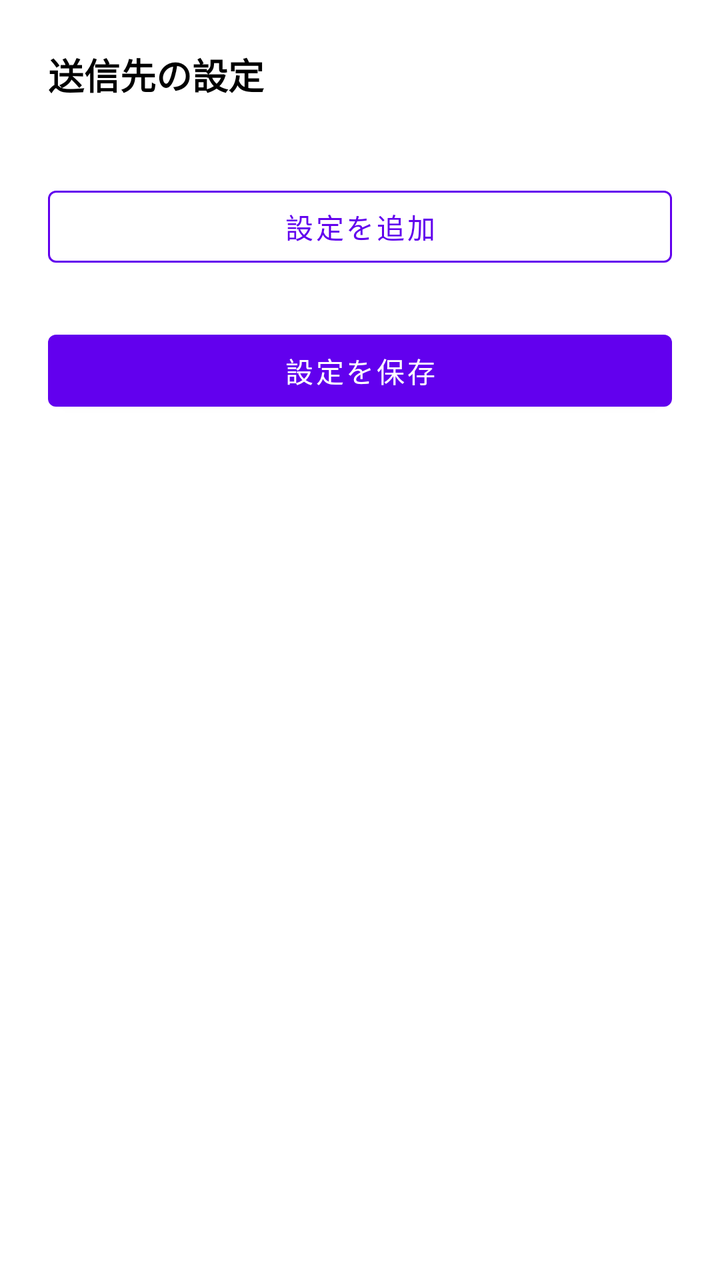
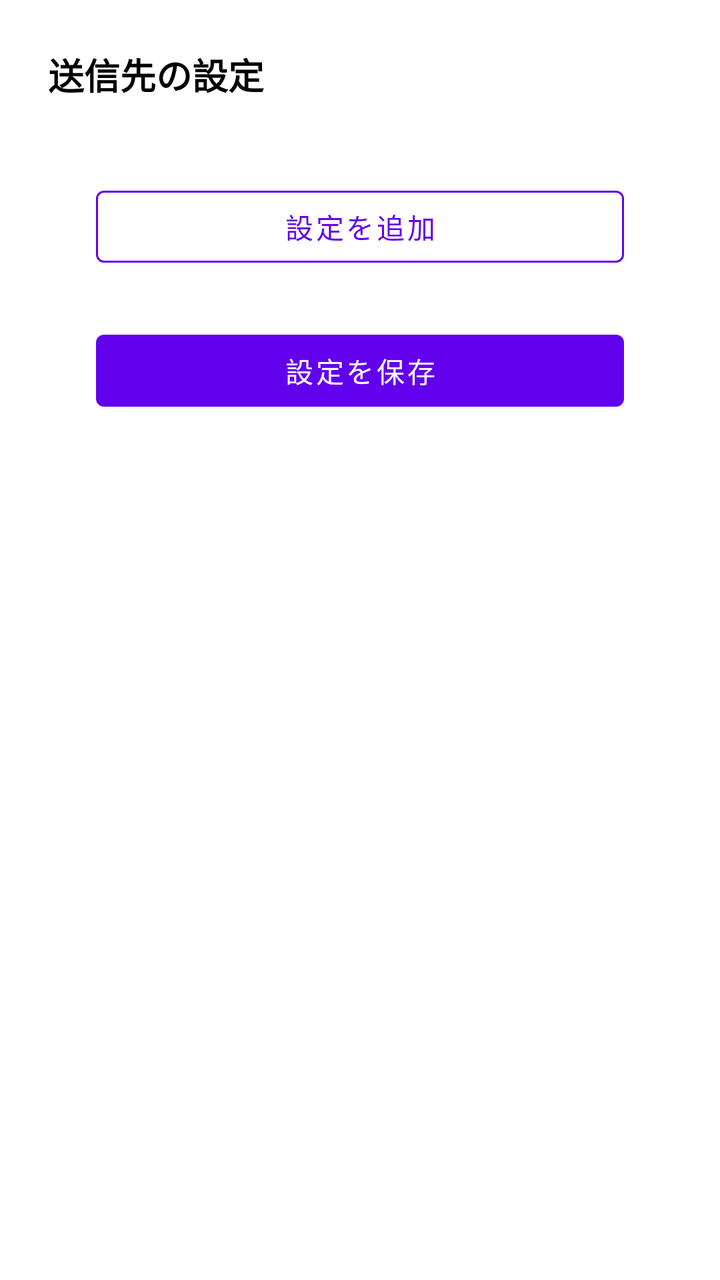

Screens rendered from an Android XML layout before and after an edit, with the pre-edit source and the edit as a unified diff.
<!-- AndroidManifest.xml: application theme Theme.SmsToKintone -->
<!-- res/layout/activity_kintone_settings.xml -->
<?xml version="1.0" encoding="utf-8"?>
<ScrollView xmlns:android="http://schemas.android.com/apk/res/android"
    xmlns:app="http://schemas.android.com/apk/res-auto"
    android:layout_width="match_parent"
    android:layout_height="match_parent">

    <LinearLayout
        android:layout_width="match_parent"
        android:layout_height="wrap_content"
        android:orientation="vertical"
        android:padding="24dp">

        <TextView
            android:layout_width="wrap_content"
            android:layout_height="wrap_content"
            android:text="@string/title_send_settings"
            android:textSize="18sp"
            android:textStyle="bold"
            android:textColor="?attr/colorOnSurface" />

        <TextView
            android:id="@+id/tvKintoneSettingsDescription"
            android:layout_width="wrap_content"
            android:layout_height="wrap_content"
            android:layout_marginTop="4dp"
            android:text="@string/send_settings_description"
            android:textColor="?android:attr/textColorSecondary" />

        <LinearLayout
            android:id="@+id/llProfilesContainer"
            android:layout_width="match_parent"
            android:layout_height="wrap_content"
            android:orientation="vertical" />

        <com.google.android.material.button.MaterialButton
            android:id="@+id/btnAddProfile"
            style="@style/AppButton.OutlinedButton"
            android:layout_width="match_parent"
            android:layout_height="wrap_content"
            android:layout_marginTop="16dp"
            android:text="@string/btn_add_profile" />

        <com.google.android.material.button.MaterialButton
            android:id="@+id/btnSave"
            android:layout_width="match_parent"
            android:layout_height="wrap_content"
            android:layout_marginTop="24dp"
            android:text="@string/btn_save" />

    </LinearLayout>
</ScrollView>
<!-- resources referenced by this layout -->
<resources>
  <string name="btn_add_profile">設定を追加</string>
  <string name="btn_save">設定を保存</string>
  <string name="send_settings_description" />
  <string name="title_send_settings">送信先の設定</string>
  <style name="AppButton.OutlinedButton" parent="Widget.MaterialComponents.Button.OutlinedButton">
          <item name="strokeColor">?attr/colorPrimary</item>
      </style>
  <style name="Theme.SmsToKintone" parent="Theme.MaterialComponents.DayNight.NoActionBar">
          <item name="colorPrimary">@color/purple_500</item>
          <item name="colorPrimaryVariant">@color/purple_700</item>
          <item name="colorOnPrimary">@color/white</item>
          <item name="colorSecondary">@color/teal_200</item>
          <item name="colorSecondaryVariant">@color/teal_700</item>
          <item name="colorOnSecondary">@color/black</item>
          <item name="textInputStyle">@style/Widget.MaterialComponents.TextInputLayout.OutlinedBox</item>
      </style>
  <color name="purple_500">#6200EE</color>
  <color name="purple_700">#3700B3</color>
  <color name="white">#FFFFFFFF</color>
  <color name="teal_200">#03DAC5</color>
  <color name="teal_700">#018786</color>
  <color name="black">#FF000000</color>
</resources>

<!-- the commit's change to res/layout/activity_kintone_settings.xml (unified diff, before → after) -->
@@ -1,30 +1,42 @@
 <?xml version="1.0" encoding="utf-8"?>
-<ScrollView xmlns:android="http://schemas.android.com/apk/res/android"
+<LinearLayout xmlns:android="http://schemas.android.com/apk/res/android"
     xmlns:app="http://schemas.android.com/apk/res-auto"
     android:layout_width="match_parent"
-    android:layout_height="match_parent">
+    android:layout_height="match_parent"
+    android:orientation="vertical"
+    android:paddingStart="24dp"
+    android:paddingTop="24dp"
+    android:paddingEnd="24dp">
 
-    <LinearLayout
+    <TextView
+        android:layout_width="wrap_content"
+        android:layout_height="wrap_content"
+        android:text="@string/title_send_settings"
+        android:textSize="18sp"
+        android:textStyle="bold"
+        android:textColor="?attr/colorOnSurface" />
+
+    <TextView
+        android:id="@+id/tvKintoneSettingsDescription"
+        android:layout_width="wrap_content"
+        android:layout_height="wrap_content"
+        android:layout_marginTop="4dp"
+        android:text="@string/send_settings_description"
+        android:textColor="?android:attr/textColorSecondary" />
+
+    <ScrollView
+        android:id="@+id/svKintoneSettings"
         android:layout_width="match_parent"
-        android:layout_height="wrap_content"
-        android:orientation="vertical"
-        android:padding="24dp">
+        android:layout_height="0dp"
+        android:layout_weight="1">
 
-        <TextView
-            android:layout_width="wrap_content"
+        <LinearLayout
+            android:layout_width="match_parent"
             android:layout_height="wrap_content"
-            android:text="@string/title_send_settings"
-            android:textSize="18sp"
-            android:textStyle="bold"
-            android:textColor="?attr/colorOnSurface" />
-
-        <TextView
-            android:id="@+id/tvKintoneSettingsDescription"
-            android:layout_width="wrap_content"
-            android:layout_height="wrap_content"
-            android:layout_marginTop="4dp"
-            android:text="@string/send_settings_description"
-            android:textColor="?android:attr/textColorSecondary" />
+            android:orientation="vertical"
+            android:paddingStart="24dp"
+            android:paddingEnd="24dp"
+            android:paddingBottom="24dp">
 
         <LinearLayout
             android:id="@+id/llProfilesContainer"
@@ -47,5 +59,6 @@
             android:layout_marginTop="24dp"
             android:text="@string/btn_save" />
 
-    </LinearLayout>
-</ScrollView>
+        </LinearLayout>
+    </ScrollView>
+</LinearLayout>
